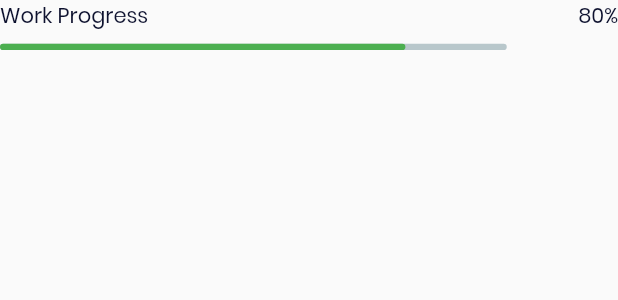
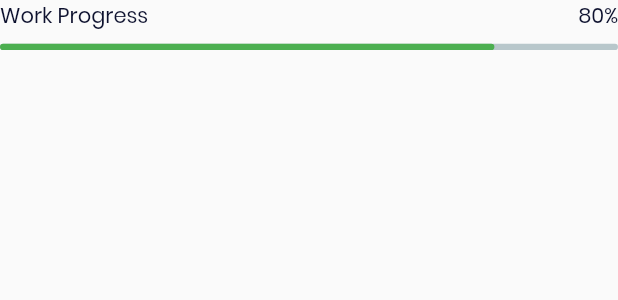
Before and after one commit to Samip193/devloper, a Flutter app: what linearPercentIndicatir() shows on an empty page, opened directly, on a phone screen of 412 x 824 dp. Shown: the top 300 px of the screen. Run offline on Flutter 3.47's test engine with Material 2 defaults, Android fonts, the phone set to English and light mode, and no system bars; drawn by our look-alikes of percent_indicator; our stand-ins replace cloud_firestore, firebase_auth, firebase_core; accounts and stored records are empty.

Commit message:
Update mycolor.dart

```diff
--- a/lib/constant/mycolor.dart
+++ b/lib/constant/mycolor.dart
@@ -577,7 +577,7 @@ class linearPercentIndicatir extends StatelessWidget {
         Padding(
           padding:  EdgeInsets.only(top: h*0.01),
           child: LinearPercentIndicator(
-            width: w*0.820,
+            //width: w*0.820,
             animation: true,
             lineHeight: h*0.005,
             padding: EdgeInsets.symmetric(),
```
